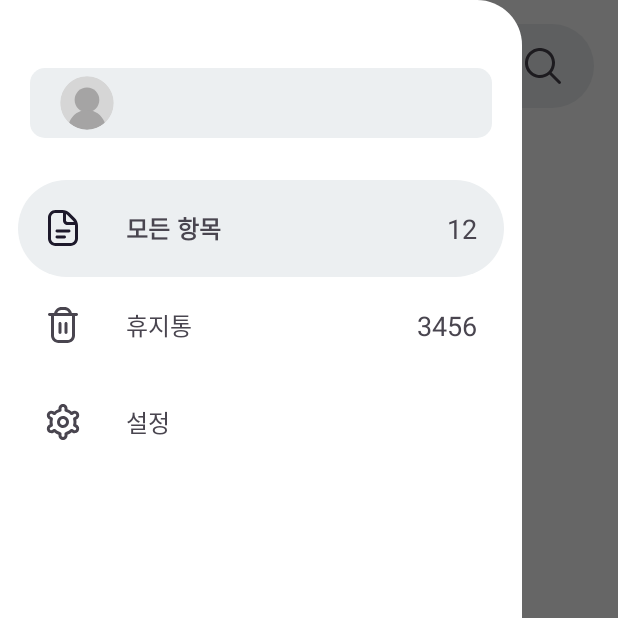
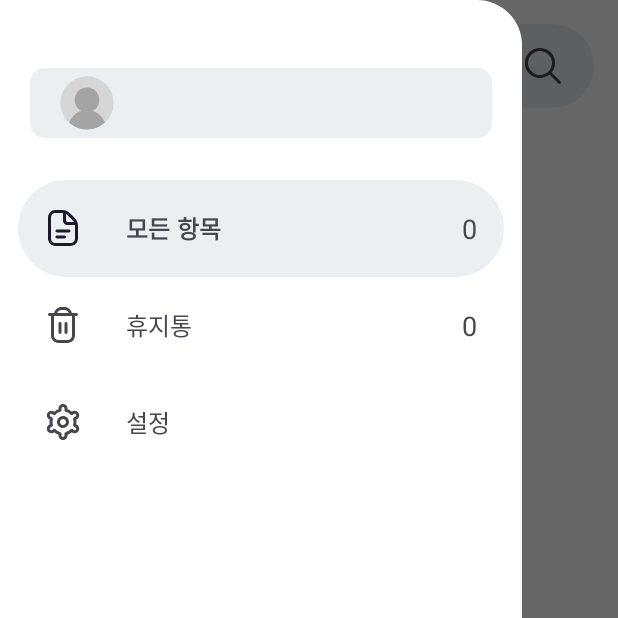
Before and after one commit to youuungh/RemindPassword, an Android app: the screen it shows after launch once a user with an empty profile is signed in (MainActivity), with the side drawer open, on a phone screen of 412 x 824 dp, the top half of it. Run offline under Robolectric (Android 15) with nearby library versions, the phone set to English and light mode, and no system bars; our stand-ins replace CircleImageView, Firebase (no records; nobody signed in at launch, a user with empty details on screens opened directly); 1 statement that could not run was skipped.

Commit message:
비밀번호 관리자

```diff
--- a/app/src/main/java/com/example/passwordmanager/MainActivity.java
+++ b/app/src/main/java/com/example/passwordmanager/MainActivity.java
@@ -1,6 +1,7 @@
 package com.example.passwordmanager;
 
 import androidx.annotation.NonNull;
+import androidx.annotation.Nullable;
 import androidx.appcompat.app.AppCompatActivity;
 import androidx.core.view.GravityCompat;
 import androidx.drawerlayout.widget.DrawerLayout;
@@ -9,6 +10,7 @@ import androidx.fragment.app.FragmentTransaction;
 
 import android.content.Intent;
 import android.os.Bundle;
+import android.view.LayoutInflater;
 import android.view.MenuItem;
 import android.view.View;
 import android.widget.TextView;
@@ -20,6 +22,11 @@ import com.google.android.material.navigation.NavigationView;
 import com.google.android.material.search.SearchBar;
 import com.google.firebase.auth.FirebaseAuth;
 import com.google.firebase.auth.FirebaseUser;
+import com.google.firebase.firestore.EventListener;
+import com.google.firebase.firestore.FirebaseFirestore;
+import com.google.firebase.firestore.FirebaseFirestoreException;
+import com.google.firebase.firestore.ListenerRegistration;
+import com.google.firebase.firestore.QuerySnapshot;
 
 public class MainActivity extends AppCompatActivity implements NavigationView.OnNavigationItemSelectedListener {
     FirebaseAuth fAuth;
@@ -28,7 +35,7 @@ public class MainActivity extends AppCompatActivity implements NavigationView.On
     NavigationView main_nav;
     MaterialButton button;
     SearchBar searchBar;
-    TextView tv_userEmail;
+    TextView tv_userEmail, main_count;
 
     @Override
     protected void onCreate(Bundle savedInstanceState) {
@@ -53,6 +60,9 @@ public class MainActivity extends AppCompatActivity implements NavigationView.On
         main_nav.setCheckedItem(R.id.nav_main);
         main_nav.getMenu().getItem(0).setActionView(R.layout.menu_main_counter);
         main_nav.getMenu().getItem(1).setActionView(R.layout.menu_trash_counter);
+
+        main_count = main_nav.getMenu().getItem(0).getActionView().findViewById(R.id.tv_main_count);
+        //main_count.setText();
 
         View header = main_nav.getHeaderView(0);
         tv_userEmail = header.findViewById(R.id.tv_userMail);
@@ -102,6 +112,7 @@ public class MainActivity extends AppCompatActivity implements NavigationView.On
     private void showFragments(Fragment fragment) {
         FragmentTransaction ft = getSupportFragmentManager().beginTransaction();
         ft.replace(R.id.layout_fragment, fragment);
+        ft.addToBackStack(null);
         ft.commit();
     }
 
--- a/app/src/main/java/com/example/passwordmanager/MainFragment.java
+++ b/app/src/main/java/com/example/passwordmanager/MainFragment.java
@@ -7,10 +7,13 @@ import android.os.Bundle;
 import androidx.annotation.NonNull;
 import androidx.fragment.app.Fragment;
 import androidx.fragment.app.FragmentActivity;
+import androidx.fragment.app.FragmentManager;
 import androidx.fragment.app.FragmentTransaction;
 import androidx.recyclerview.widget.LinearLayoutManager;
 import androidx.recyclerview.widget.RecyclerView;
 
+import android.os.Handler;
+import android.util.Log;
 import android.view.LayoutInflater;
 import android.view.View;
 import android.view.ViewGroup;
@@ -23,37 +26,23 @@ import com.google.firebase.firestore.FirebaseFirestore;
 import com.google.firebase.firestore.Query;
 
 public class MainFragment extends Fragment {
-    MainActivity mainActivity;
     RecyclerView recyclerView;
     FirebaseFirestore fStore;
     Adapter adapter;
-    FloatingActionButton button_fab;
-
-    public MainFragment() {
-        // Required empty public constructor
-    }
-
+    FloatingActionButton fab_write, fab_top;
 
     @Override
     public void onAttach(@NonNull Context context) {
         super.onAttach(context);
-        mainActivity = (MainActivity) getActivity();
-    }
-
-    @Override
-    public void onCreate(Bundle savedInstanceState) {
-        super.onCreate(savedInstanceState);
-
     }
 
     @Override
     public View onCreateView(LayoutInflater inflater, ViewGroup container,
                              Bundle savedInstanceState) {
-        // Inflate the layout for this fragment
         View view = inflater.inflate(R.layout.fragment_main, container, false);
 
+        fStore = FirebaseFirestore.getInstance();
         recyclerView = view.findViewById(R.id.recycler_contents);
-        fStore = FirebaseFirestore.getInstance();
 
         Query query = Utils.getContentReference().orderBy("timestamp", Query.Direction.DESCENDING);
         FirestoreRecyclerOptions<Content> options = new FirestoreRecyclerOptions.Builder<Content>()
@@ -62,23 +51,44 @@ public class MainFragment extends Fragment {
         adapter = new Adapter(options, this);
         recyclerView.setAdapter(adapter);
 
-        button_fab = view.findViewById(R.id.button_fab);
-        button_fab.setOnClickListener(v -> startActivity(new Intent(getActivity(), AddContentActivity.class)) );
+        fab_write = view.findViewById(R.id.fab_write);
+        fab_write.setOnClickListener(v -> startActivity(new Intent(getActivity(), AddContentActivity.class)));
+
+        fab_top = view.findViewById(R.id.fab_top);
+        fab_top.hide();
+        fab_top.setOnClickListener(v -> recyclerView.smoothScrollToPosition(0));
 
         recyclerView.addOnScrollListener(new RecyclerView.OnScrollListener() {
             @Override
             public void onScrollStateChanged(@NonNull RecyclerView recyclerView, int newState) {
+                Handler handler = new Handler();
+                Runnable runnable = () -> fab_top.hide();
+
                 if (newState == RecyclerView.SCROLL_STATE_IDLE) {
-                    button_fab.show();
+                    fab_write.show();
+                    handler.removeCallbacks(runnable);
+                    handler.postDelayed(runnable, 3000);
                 } else {
-                    button_fab.hide();
+                    fab_top.show();
+                    fab_write.hide();
                 }
                 super.onScrollStateChanged(recyclerView, newState);
+            }
+
+            @Override
+            public void onScrolled(@NonNull RecyclerView recyclerView, int dx, int dy) {
+                if (dy > 0) {
+                    fab_top.show();
+                } else if (dy < 0) {
+                    fab_top.show();
+                }
+                super.onScrolled(recyclerView, dx, dy);
             }
         });
 
         return view;
     }
+
 
     @Override
     public void onStart() {
--- a/app/src/main/java/com/example/passwordmanager/model/Adapter.java
+++ b/app/src/main/java/com/example/passwordmanager/model/Adapter.java
@@ -2,6 +2,7 @@ package com.example.passwordmanager.model;
 
 import android.annotation.SuppressLint;
 import android.content.Intent;
+import android.util.Log;
 import android.view.LayoutInflater;
 import android.view.MenuInflater;
 import android.view.View;
@@ -66,6 +67,11 @@ public class Adapter extends FirestoreRecyclerAdapter<Content, Adapter.ViewHolde
         });
     }
 
+    @Override
+    public int getItemCount() {
+        return getSnapshots().size();
+    }
+
     public static class ViewHolder extends RecyclerView.ViewHolder {
         TextView content_title, content_id, content_timestamp;
         ImageButton content_option;
--- /dev/null
+++ b/app/src/main/res/drawable/ic_arrow_up.xml
@@ -0,0 +1,9 @@
+<vector xmlns:android="http://schemas.android.com/apk/res/android"
+    android:width="24dp"
+    android:height="24dp"
+    android:viewportWidth="24"
+    android:viewportHeight="24">
+  <path
+      android:pathData="M18,15.5C17.868,15.501 17.738,15.476 17.616,15.426C17.494,15.376 17.383,15.303 17.29,15.21L12.71,10.62C12.617,10.526 12.506,10.452 12.384,10.401C12.262,10.35 12.132,10.324 12,10.324C11.868,10.324 11.737,10.35 11.615,10.401C11.493,10.452 11.383,10.526 11.29,10.62L6.71,15.21C6.521,15.398 6.266,15.504 6,15.504C5.733,15.504 5.478,15.398 5.29,15.21C5.101,15.022 4.996,14.766 4.996,14.5C4.996,14.368 5.022,14.238 5.072,14.116C5.123,13.994 5.197,13.883 5.29,13.79L9.88,9.21C10.45,8.662 11.209,8.357 12,8.357C12.79,8.357 13.55,8.662 14.12,9.21L18.71,13.79C18.803,13.883 18.878,13.993 18.929,14.115C18.979,14.237 19.006,14.368 19.006,14.5C19.006,14.632 18.979,14.763 18.929,14.884C18.878,15.006 18.803,15.117 18.71,15.21C18.616,15.303 18.506,15.376 18.384,15.426C18.262,15.476 18.131,15.501 18,15.5Z"
+      android:fillColor="#49454F"/>
+</vector>
--- a/app/src/main/res/layout/content_view_layout.xml
+++ b/app/src/main/res/layout/content_view_layout.xml
@@ -49,7 +49,7 @@
                 android:layout_height="wrap_content"
                 android:layout_alignParentTop="true"
                 android:layout_alignParentEnd="true"
-                android:layout_marginEnd="5dp"
+                android:layout_marginEnd="10dp"
                 android:src="@drawable/ic_dot_horizon"
                 android:background="?attr/selectableItemBackgroundBorderless"
                 android:contentDescription="옵션" />
--- a/app/src/main/res/layout/fragment_main.xml
+++ b/app/src/main/res/layout/fragment_main.xml
@@ -13,7 +13,7 @@
         android:nestedScrollingEnabled="true"/>
 
     <com.google.android.material.floatingactionbutton.FloatingActionButton
-        android:id="@+id/button_fab"
+        android:id="@+id/fab_write"
         android:layout_width="wrap_content"
         android:layout_height="wrap_content"
         android:layout_gravity="end|bottom"
@@ -21,7 +21,6 @@
         android:layout_marginBottom="16dp"
         android:contentDescription="@string/write"
         android:src="@drawable/ic_write"
-        android:scaleType="center"
         app:maxImageSize="16dp"
         app:tint="@null"
         app:backgroundTint="@color/white"
@@ -29,4 +28,19 @@
         app:elevation="5dp"
         app:pressedTranslationZ="1dp"/>
 
+    <com.google.android.material.floatingactionbutton.FloatingActionButton
+        android:id="@+id/fab_top"
+        android:layout_width="wrap_content"
+        android:layout_height="wrap_content"
+        android:layout_gravity="center_horizontal|bottom"
+        android:layout_marginBottom="10dp"
+        android:contentDescription="@string/top"
+        android:src="@drawable/ic_arrow_up"
+        app:fabCustomSize="46dp"
+        app:backgroundTint="@color/transparent_grey"
+        app:rippleColor="?attr/colorControlHighlight"
+        app:shapeAppearanceOverlay="@style/CircleFloatingActionButton"
+        app:elevation="0dp"
+        app:pressedTranslationZ="0dp"/>
+
 </androidx.coordinatorlayout.widget.CoordinatorLayout>
--- a/app/src/main/res/layout/menu_main_counter.xml
+++ b/app/src/main/res/layout/menu_main_counter.xml
@@ -5,6 +5,6 @@
     android:layout_height="match_parent"
     android:gravity="center_vertical"
     android:layout_marginEnd="16dp"
-    android:text="12"
+    android:text="0"
     android:textAppearance="?android:attr/textAppearanceMedium">
 </TextView>
--- a/app/src/main/res/layout/menu_trash_counter.xml
+++ b/app/src/main/res/layout/menu_trash_counter.xml
@@ -5,6 +5,6 @@
     android:layout_height="match_parent"
     android:gravity="center_vertical"
     android:layout_marginEnd="16dp"
-    android:text="3456"
+    android:text="0"
     android:textAppearance="?android:attr/textAppearanceMedium">
 </TextView>
--- a/app/src/main/res/values/colors.xml
+++ b/app/src/main/res/values/colors.xml
@@ -17,6 +17,7 @@
     <color name="alertButton">#006064</color>
     <color name="alertButtonRipple">#ededed</color>
     <color name="customTextColor">#49454f</color>
+    <color name="transparent_grey">#55A0A0A0</color>
 
     <integer-array name="cv_colors">
         <item>@color/md_red_50</item>
--- a/app/src/main/res/values/strings.xml
+++ b/app/src/main/res/values/strings.xml
@@ -7,4 +7,5 @@
     <string name="write">작성</string>
     <string name="search">검색</string>
     <string name="logout">로그아웃</string>
+    <string name="top">상단으로</string>
 </resources>
--- a/app/src/main/res/values/themes.xml
+++ b/app/src/main/res/values/themes.xml
@@ -41,4 +41,9 @@
         <item name="android:textStyle">bold</item>
     </style>
 
+    <style name="CircleFloatingActionButton">
+        <item name="cornerFamily">rounded</item>
+        <item name="cornerSize">50%</item>
+    </style>
+
 </resources>
```
